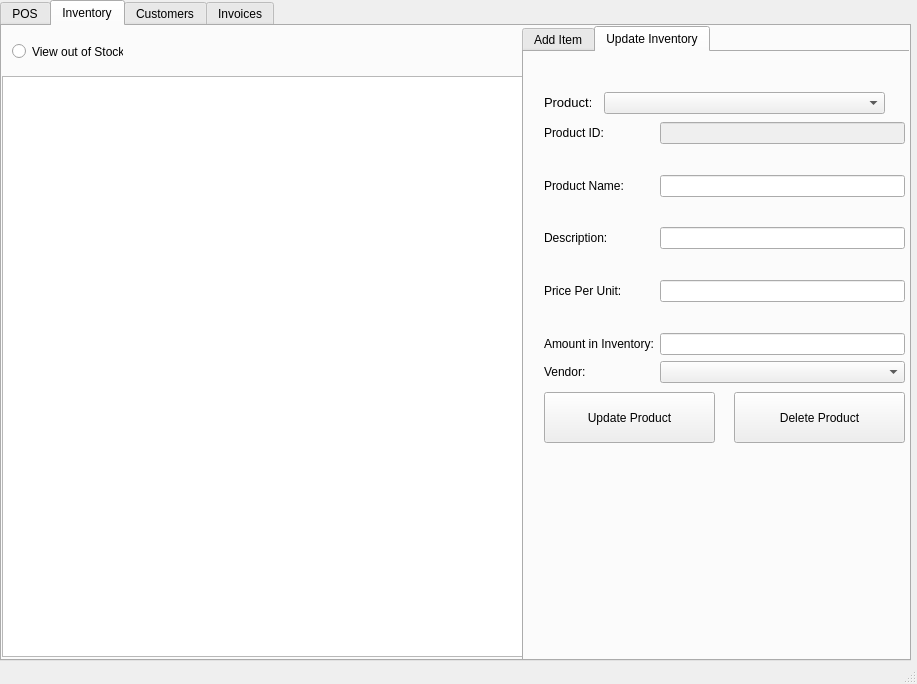
QAPT12/Semester-Group-Project, file GUI.ui: the form before one commit.
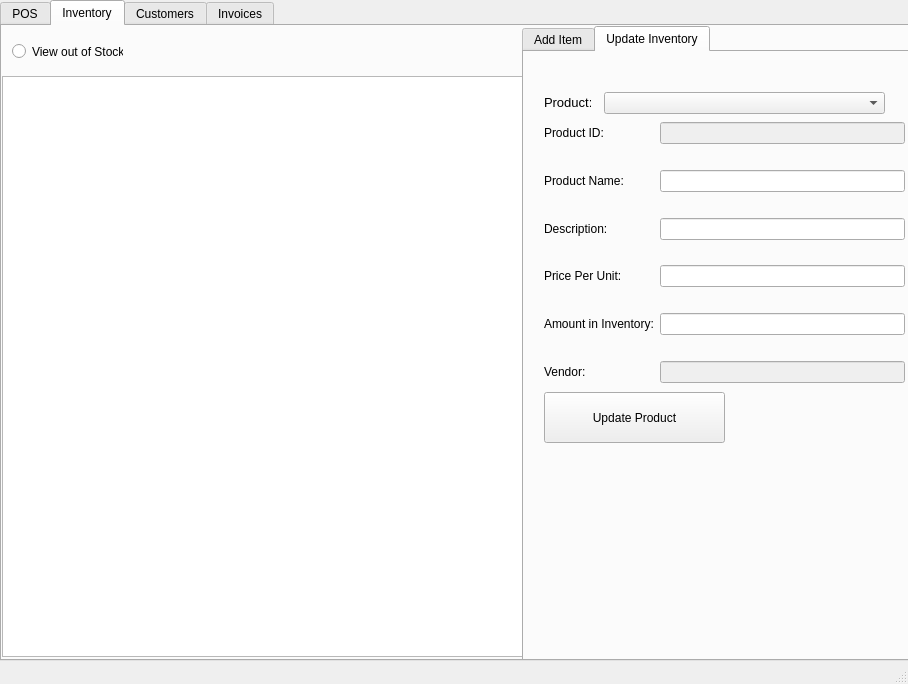
The form after the commit. The open tabs and pages were chosen to show the change.

Commit message: inventory tab functional. I think most everything is working now except for the POS tab

```diff
--- a/GUI.ui
+++ b/GUI.ui
@@ -6,7 +6,7 @@
    <rect>
     <x>0</x>
     <y>0</y>
-    <width>917</width>
+    <width>908</width>
     <height>684</height>
    </rect>
   </property>
@@ -328,7 +328,7 @@
          <rect>
           <x>10</x>
           <y>40</y>
-          <width>381</width>
+          <width>361</width>
           <height>191</height>
          </rect>
         </property>
@@ -612,7 +612,7 @@
            </property>
           </spacer>
          </item>
-         <item row="9" column="0">
+         <item row="10" column="0">
           <widget class="QLabel" name="label_40">
            <property name="text">
             <string>Vendor:</string>
@@ -620,7 +620,24 @@
           </widget>
          </item>
          <item row="9" column="1">
-          <widget class="QComboBox" name="cmb_inventory_update_vendor"/>
+          <spacer name="verticalSpacer_20">
+           <property name="orientation">
+            <enum>Qt::Vertical</enum>
+           </property>
+           <property name="sizeHint" stdset="0">
+            <size>
+             <width>20</width>
+             <height>40</height>
+            </size>
+           </property>
+          </spacer>
+         </item>
+         <item row="10" column="1">
+          <widget class="QLineEdit" name="txt_inventory_update_vendor">
+           <property name="enabled">
+            <bool>false</bool>
+           </property>
+          </widget>
          </item>
         </layout>
        </widget>
@@ -629,7 +646,7 @@
          <rect>
           <x>20</x>
           <y>340</y>
-          <width>171</width>
+          <width>181</width>
           <height>51</height>
          </rect>
         </property>
@@ -637,19 +654,6 @@
          <string>Update Product</string>
         </property>
        </widget>
-       <widget class="QPushButton" name="btn_inventory_delete_product">
-        <property name="geometry">
-         <rect>
-          <x>210</x>
-          <y>340</y>
-          <width>171</width>
-          <height>51</height>
-         </rect>
-        </property>
-        <property name="text">
-         <string>Delete Product</string>
-        </property>
-       </widget>
        <widget class="QLabel" name="lbl_inventory_update_results">
         <property name="geometry">
          <rect>
```
The commit also changes 2 other files.
